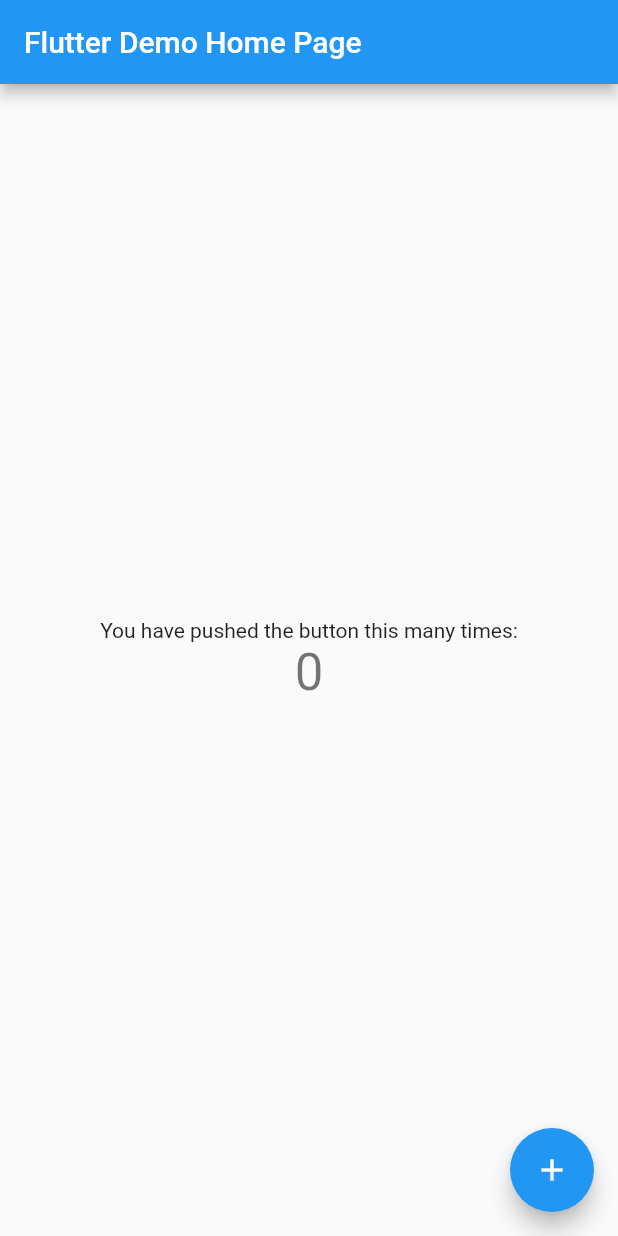
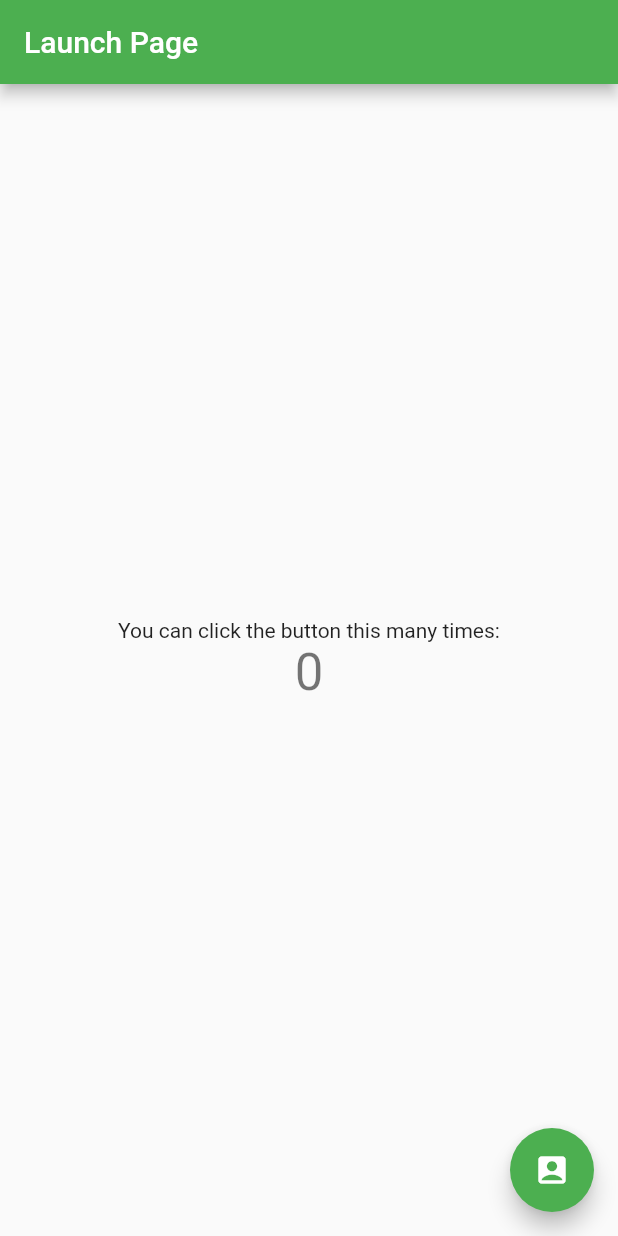
Before and after one commit to brity/HandMe, a Flutter app: the screen it shows after launch, on a phone screen of 412 x 824 dp. Run offline on Flutter 3.47's test engine with Material 2 defaults, Android fonts, the phone set to English and light mode, and no system bars.

Commit message:
trying out layout

```diff
--- a/hand_me/lib/main.dart
+++ b/hand_me/lib/main.dart
@@ -7,19 +7,12 @@ class MyApp extends StatelessWidget {
   @override
   Widget build(BuildContext context) {
     return new MaterialApp(
-      title: 'Flutter Demo',
+      title: 'Flutter',
       theme: new ThemeData(
-        // This is the theme of your application.
-        //
-        // Try running your application with "flutter run". You'll see the
-        // application has a blue toolbar. Then, without quitting the app, try
-        // changing the primarySwatch below to Colors.green and then invoke
-        // "hot reload" (press "r" in the console where you ran "flutter run",
-        // or press Run > Flutter Hot Reload in IntelliJ). Notice that the
-        // counter didn't reset back to zero; the application is not restarted.
-        primarySwatch: Colors.blue,
+
+        primarySwatch: Colors.green,
       ),
-      home: new MyHomePage(title: 'Flutter Demo Home Page'),
+      home: new MyHomePage(title: 'Launch Page'),
     );
   }
 }
@@ -36,64 +29,40 @@ class MyHomePage extends StatefulWidget {
   // used by the build method of the State. Fields in a Widget subclass are
   // always marked "final".
 
-  final String title;
+   final String title;
 
   @override
   _MyHomePageState createState() => new _MyHomePageState();
 }
 
 class _MyHomePageState extends State<MyHomePage> {
-  int _counter = 0;
+  int counter = 0;
 
   void _incrementCounter() {
     setState(() {
-      // This call to setState tells the Flutter framework that something has
-      // changed in this State, which causes it to rerun the build method below
-      // so that the display can reflect the updated values. If we changed
-      // _counter without calling setState(), then the build method would not be
-      // called again, and so nothing would appear to happen.
-      _counter++;
+
+      counter++;
     });
   }
 
   @override
   Widget build(BuildContext context) {
-    // This method is rerun every time setState is called, for instance as done
-    // by the _incrementCounter method above.
-    //
-    // The Flutter framework has been optimized to make rerunning build methods
-    // fast, so that you can just rebuild anything that needs updating rather
-    // than having to individually change instances of widgets.
+
     return new Scaffold(
       appBar: new AppBar(
-        // Here we take the value from the MyHomePage object that was created by
-        // the App.build method, and use it to set our appbar title.
         title: new Text(widget.title),
       ),
       body: new Center(
-        // Center is a layout widget. It takes a single child and positions it
-        // in the middle of the parent.
+
         child: new Column(
-          // Column is also layout widget. It takes a list of children and
-          // arranges them vertically. By default, it sizes itself to fit its
-          // children horizontally, and tries to be as tall as its parent.
-          //
-          // Invoke "debug paint" (press "p" in the console where you ran
-          // "flutter run", or select "Toggle Debug Paint" from the Flutter tool
-          // window in IntelliJ) to see the wireframe for each widget.
-          //
-          // Column has various properties to control how it sizes itself and
-          // how it positions its children. Here we use mainAxisAlignment to
-          // center the children vertically; the main axis here is the vertical
-          // axis because Columns are vertical (the cross axis would be
-          // horizontal).
+
           mainAxisAlignment: MainAxisAlignment.center,
           children: <Widget>[
             new Text(
-              'You have pushed the button this many times:',
+              'You can click the button this many times:',
             ),
             new Text(
-              '$_counter',
+              '$counter',
               style: Theme.of(context).textTheme.display1,
             ),
           ],
@@ -102,8 +71,8 @@ class _MyHomePageState extends State<MyHomePage> {
       floatingActionButton: new FloatingActionButton(
         onPressed: _incrementCounter,
         tooltip: 'Increment',
-        child: new Icon(Icons.add),
-      ), // This trailing comma makes auto-formatting nicer for build methods.
+        child: new Icon(Icons.account_box),
+      ),
     );
   }
 }
```
